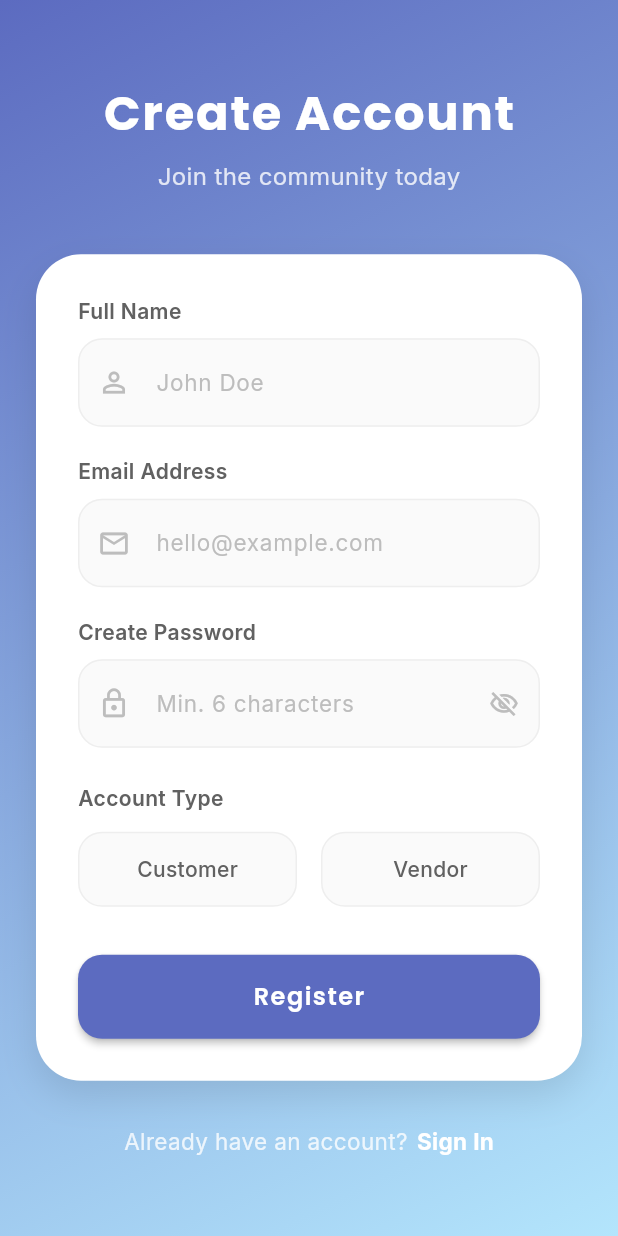
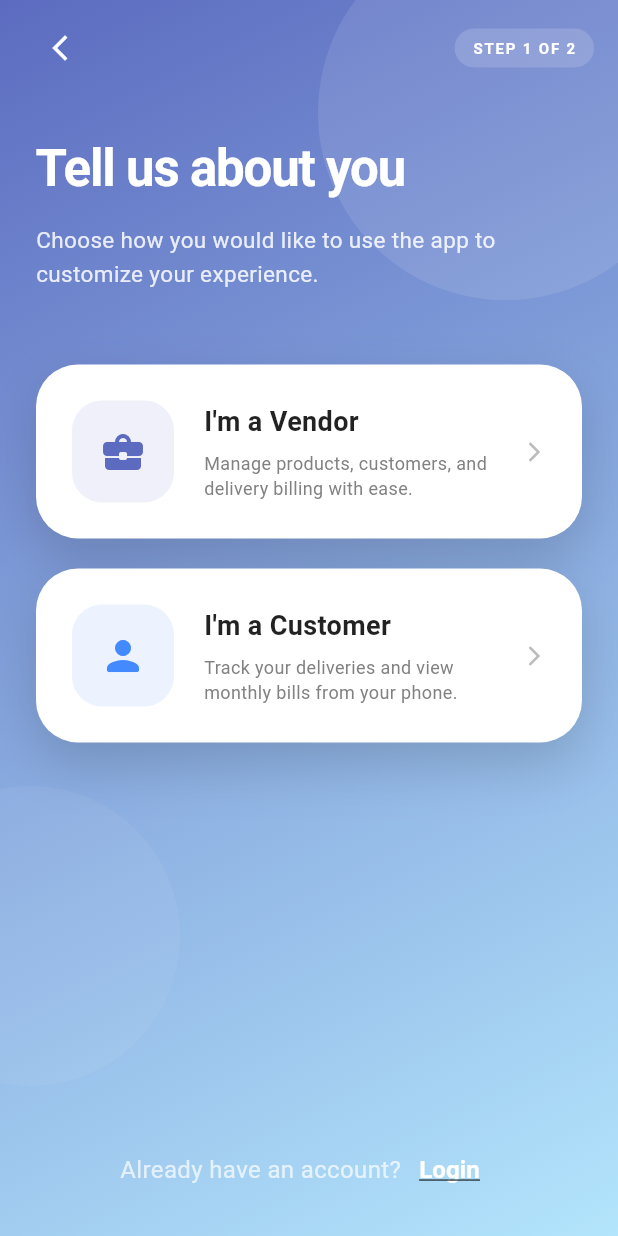
Before and after one commit to jignasa06/daily-delivery-manager, a Flutter app: the screen it shows after launch, after a tap on "Sign In", after a tap on "Sign Up", on a phone screen of 412 x 824 dp. Run offline on Flutter 3.47's test engine with Material 3 defaults, Android fonts, the phone set to English and light mode, and no system bars; our stand-ins replace cloud_firestore, firebase_auth, firebase_core, get, google_fonts; accounts and stored records are empty.

Commit message:
UX/Auth: Implemented immersive Persona-First onboarding with dynamic Signup forms and Business Name support

```diff
--- a/lib/app.dart
+++ b/lib/app.dart
@@ -3,6 +3,7 @@ import 'package:get/get.dart';
 
 import 'features/auth/presentation/screens/login_screen.dart';
 import 'features/auth/presentation/screens/signup_screen.dart';
+import 'features/auth/presentation/screens/role_selection_screen.dart';
 
 import 'features/vendor/dashboard/presentation/screens/dashboard_screen.dart';
 import 'package:p_v_j/features/customer/presentation/screens/customer_main_screen.dart';
@@ -24,6 +25,7 @@ class MyApp extends StatelessWidget {
       initialRoute: '/login',
       getPages: [
         GetPage(name: '/login', page: () => const LoginScreen()),
+        GetPage(name: '/role-selection', page: () => const RoleSelectionScreen()),
         GetPage(name: '/signup', page: () => const SignupScreen()),
         GetPage(name: '/home', page: () => DashboardScreen()),
         GetPage(name: '/customer-home', page: () => const CustomerMainScreen()),
--- a/lib/core/services/auth_service.dart
+++ b/lib/core/services/auth_service.dart
@@ -107,7 +107,13 @@ class AuthService extends GetxService {
     }
   }
 
-  Future<UserCredential?> signUpWithEmail(String email, String password, String name, String role) async {
+  Future<UserCredential?> signUpWithEmail({
+    required String email,
+    required String password,
+    required String name,
+    required String role,
+    String? businessName,
+  }) async {
     _isRegistering = true;
     try {
       // 1. Check for an active invite first (priority)
@@ -137,6 +143,7 @@ class AuthService extends GetxService {
       // 3. Save to global user registry
       await _firestore.collection('users').doc(userCredential.user!.uid).set({
         'name': name,
+        'businessName': businessName ?? name,
         'email': email,
         'role': finalRole,
         'vendorId': vendorId ?? (finalRole == AppStrings.roleAdmin ? userCredential.user!.uid : ''),
@@ -147,7 +154,7 @@ class AuthService extends GetxService {
       // 4. Legacy support: If vendor, also keep the vendor document
       if (finalRole == AppStrings.roleAdmin) {
         await _firestore.collection('vendors').doc(userCredential.user!.uid).set({
-          'name': name,
+          'businessName': businessName ?? name,
           'email': email,
           'role': finalRole,
           'createdAt': FieldValue.serverTimestamp(),
--- a/lib/features/auth/presentation/screens/login_screen.dart
+++ b/lib/features/auth/presentation/screens/login_screen.dart
@@ -192,7 +192,7 @@ class _LoginScreenState extends State<LoginScreen> {
         ),
         const SizedBox(width: 6),
         GestureDetector(
-          onTap: () => Get.offAllNamed('/signup'),
+          onTap: () => Get.toNamed('/role-selection'),
           child: Text(
             AppStrings.linkSignUp,
             style: AppStyles.textLink,
--- /dev/null
+++ b/lib/features/auth/presentation/screens/role_selection_screen.dart
@@ -0,0 +1,234 @@
+import 'package:flutter/material.dart';
+import 'package:get/get.dart';
+import 'package:p_v_j/core/constants/app_colors.dart';
+import 'package:p_v_j/core/constants/app_strings.dart';
+
+class RoleSelectionScreen extends StatelessWidget {
+  const RoleSelectionScreen({super.key});
+
+  @override
+  Widget build(BuildContext context) {
+    return Scaffold(
+      body: Container(
+        width: double.infinity,
+        height: double.infinity,
+        decoration: const BoxDecoration(
+          gradient: AppColors.primaryGradient,
+        ),
+        child: Stack(
+          children: [
+            // Decorative background elements for premium feel
+            Positioned(
+              top: -50,
+              right: -50,
+              child: Container(
+                width: 250,
+                height: 250,
+                decoration: BoxDecoration(
+                  shape: BoxShape.circle,
+                  color: Colors.white.withValues(alpha: 0.1),
+                ),
+              ),
+            ),
+            Positioned(
+              bottom: 100,
+              left: -80,
+              child: Container(
+                width: 200,
+                height: 200,
+                decoration: BoxDecoration(
+                  shape: BoxShape.circle,
+                  color: Colors.white.withValues(alpha: 0.05),
+                ),
+              ),
+            ),
+
+            SafeArea(
+              child: Column(
+                crossAxisAlignment: CrossAxisAlignment.start,
+                children: [
+                  Padding(
+                    padding: const EdgeInsets.symmetric(
+                        horizontal: 16.0, vertical: 8.0),
+                    child: Row(
+                      mainAxisAlignment: MainAxisAlignment.spaceBetween,
+                      children: [
+                        IconButton(
+                          icon: const Icon(Icons.arrow_back_ios_new,
+                              size: 20, color: Colors.white),
+                          onPressed: () => Get.offAllNamed('/login'),
+                        ),
+                        Container(
+                          padding: const EdgeInsets.symmetric(
+                              horizontal: 12, vertical: 6),
+                          decoration: BoxDecoration(
+                            color: Colors.white.withValues(alpha: 0.15),
+                            borderRadius: BorderRadius.circular(20),
+                          ),
+                          child: const Text(
+                            'STEP 1 OF 2',
+                            style: TextStyle(
+                              color: Colors.white,
+                              fontSize: 10,
+                              fontWeight: FontWeight.bold,
+                              letterSpacing: 1.2,
+                            ),
+                          ),
+                        ),
+                      ],
+                    ),
+                  ),
+                  Expanded(
+                    child: Padding(
+                      padding: const EdgeInsets.symmetric(horizontal: 24.0),
+                      child: Column(
+                        crossAxisAlignment: CrossAxisAlignment.start,
+                        children: [
+                          const SizedBox(height: 24),
+                          const Text(
+                            'Tell us about you',
+                            style: TextStyle(
+                              fontSize: 34,
+                              fontWeight: FontWeight.bold,
+                              color: Colors.white,
+                              letterSpacing: -0.8,
+                            ),
+                          ),
+                          const SizedBox(height: 12),
+                          Text(
+                            'Choose how you would like to use the app to customize your experience.',
+                            style: TextStyle(
+                              fontSize: 15,
+                              color: Colors.white.withValues(alpha: 0.85),
+                              height: 1.5,
+                            ),
+                          ),
+                          const SizedBox(height: 48),
+                          _buildRoleCard(
+                            title: 'I\'m a Vendor',
+                            description:
+                                'Manage products, customers, and delivery billing with ease.',
+                            icon: Icons.business_center_rounded,
+                            role: AppStrings.roleAdmin,
+                            accentColor: AppColors.primary,
+                          ),
+                          const SizedBox(height: 20),
+                          _buildRoleCard(
+                            title: 'I\'m a Customer',
+                            description:
+                                'Track your deliveries and view monthly bills from your phone.',
+                            icon: Icons.person_rounded,
+                            role: AppStrings.roleUser,
+                            accentColor: Colors.blueAccent,
+                          ),
+                          const Spacer(),
+                          _buildFooter(),
+                          const SizedBox(height: 20),
+                        ],
+                      ),
+                    ),
+                  ),
+                ],
+              ),
+            ),
+          ],
+        ),
+      ),
+    );
+  }
+
+  Widget _buildRoleCard({
+    required String title,
+    required String description,
+    required IconData icon,
+    required String role,
+    required Color accentColor,
+  }) {
+    return GestureDetector(
+      onTap: () => Get.toNamed('/signup', arguments: {'role': role}),
+      child: Container(
+        padding: const EdgeInsets.all(24),
+        decoration: BoxDecoration(
+          color: Colors.white,
+          borderRadius: BorderRadius.circular(28),
+          boxShadow: [
+            BoxShadow(
+              color: Colors.black.withValues(alpha: 0.15),
+              blurRadius: 30,
+              offset: const Offset(0, 15),
+            )
+          ],
+        ),
+        child: Row(
+          children: [
+            Container(
+              padding: const EdgeInsets.all(18),
+              decoration: BoxDecoration(
+                color: accentColor.withValues(alpha: 0.1),
+                borderRadius: BorderRadius.circular(20),
+              ),
+              child: Icon(icon, color: accentColor, size: 32),
+            ),
+            const SizedBox(width: 20),
+            Expanded(
+              child: Column(
+                crossAxisAlignment: CrossAxisAlignment.start,
+                children: [
+                  Text(
+                    title,
+                    style: const TextStyle(
+                      fontSize: 18,
+                      fontWeight: FontWeight.bold,
+                      color: AppColors.textMain,
+                    ),
+                  ),
+                  const SizedBox(height: 6),
+                  Text(
+                    description,
+                    style: TextStyle(
+                      fontSize: 12,
+                      color: AppColors.textSecondary.withValues(alpha: 0.8),
+                      height: 1.4,
+                    ),
+                  ),
+                ],
+              ),
+            ),
+            const Icon(
+              Icons.arrow_forward_ios_rounded,
+              size: 16,
+              color: AppColors.textHint,
+            ),
+          ],
+        ),
+      ),
+    );
+  }
+
+  Widget _buildFooter() {
+    return Row(
+      mainAxisAlignment: MainAxisAlignment.center,
+      children: [
+        Text(
+          'Already have an account?',
+          style: TextStyle(
+            color: Colors.white.withValues(alpha: 0.7),
+            fontSize: 16,
+          ),
+        ),
+        TextButton(
+          onPressed: () => Get.offAllNamed('/login'),
+          child: const Text(
+            'Login',
+            style: TextStyle(
+              color: Colors.white,
+              fontWeight: FontWeight.bold,
+              fontSize: 16,
+              decoration: TextDecoration.underline,
+            ),
+          ),
+        ),
+      ],
+    );
+  }
+}
--- a/lib/features/auth/presentation/screens/signup_screen.dart
+++ b/lib/features/auth/presentation/screens/signup_screen.dart
@@ -5,9 +5,7 @@ import '../../../../core/utils/snackbar_utils.dart';
 import '../../../../core/constants/app_strings.dart';
 import '../../../../core/constants/app_colors.dart';
 import '../../../../core/constants/app_styles.dart';
-
 import '../../../../core/widgets/common_text_field.dart';
-import '../../../../core/widgets/common_role_selector.dart';
 
 class SignupScreen extends StatefulWidget {
   const SignupScreen({super.key});
@@ -17,29 +15,34 @@ class SignupScreen extends StatefulWidget {
 }
 
 class _SignupScreenState extends State<SignupScreen> {
-  String? role; // No default role
+  late String role;
   final _formKey = GlobalKey<FormState>();
-  TextEditingController nameController = TextEditingController();
-  TextEditingController emailController = TextEditingController();
-  TextEditingController passwordController = TextEditingController();
+  final nameController = TextEditingController();
+  final businessNameController = TextEditingController();
+  final emailController = TextEditingController();
+  final passwordController = TextEditingController();
   bool _isLoading = false;
+
+  @override
+  void initState() {
+    super.initState();
+    // Get role from arguments, fallback to Vendor if missing
+    role = Get.arguments?['role'] ?? AppStrings.roleAdmin;
+  }
 
   void _submit() async {
     if (_formKey.currentState!.validate()) {
-      if (role == null) {
-        SnackbarUtils.showError("Please select your Account Type (Vendor or Customer)");
-        return;
-      }
       setState(() => _isLoading = true);
       final authService = Get.find<AuthService>();
+
       await authService.signUpWithEmail(
-        emailController.text.trim(),
-        passwordController.text.trim(),
-        nameController.text.trim(),
-        role!,
+        email: emailController.text.trim(),
+        password: passwordController.text.trim(),
+        name: nameController.text.trim(),
+        role: role,
+        businessName: role == AppStrings.roleAdmin ? businessNameController.text.trim() : null,
       );
 
-      // AuthService._setInitialScreen will handle role-based redirection
       if (mounted) setState(() => _isLoading = false);
     } else {
       SnackbarUtils.showError(AppStrings.fixErrors);
@@ -55,6 +58,16 @@ class _SignupScreenState extends State<SignupScreen> {
           gradient: AppColors.primaryGradient,
         ),
         child: SafeArea(
+          child: Column(
+            children: [
+              Align(
+                alignment: Alignment.topLeft,
+                child: IconButton(
+                  icon: const Icon(Icons.arrow_back, color: Colors.white),
+                  onPressed: () => Get.back(),
+                ),
+              ),
+              Expanded(
                 child: Center(
                   child: SingleChildScrollView(
                     physics: const BouncingScrollPhysics(),
@@ -67,24 +80,18 @@ class _SignupScreenState extends State<SignupScreen> {
                             AppStrings.signupHeader,
                             style: AppStyles.headerDisplay,
                           ),
-                    const SizedBox(height: 8),
-                    Text(
-                      AppStrings.signupSubheader,
-                      style: AppStyles.subheader,
-                    ),
-                    const SizedBox(height: 40),
-
+                          const SizedBox(height: 32),
                           Container(
-                      padding: const EdgeInsets.all(28),
+                            padding: const EdgeInsets.all(24),
                             decoration: BoxDecoration(
-                        color: AppColors.backgroundWhite,
-                        borderRadius: BorderRadius.circular(30),
+                              color: Colors.white,
+                              borderRadius: BorderRadius.circular(24),
                               boxShadow: [
                                 BoxShadow(
                                   color: Colors.black.withValues(alpha: 0.1),
                                   blurRadius: 20,
                                   offset: const Offset(0, 10),
-                          ),
+                                )
                               ],
                             ),
                             child: Form(
@@ -92,45 +99,57 @@ class _SignupScreenState extends State<SignupScreen> {
                               child: Column(
                                 crossAxisAlignment: CrossAxisAlignment.start,
                                 children: [
-                            _buildLabel(AppStrings.fullNameLabel),
+                                  Row(
+                                    mainAxisAlignment: MainAxisAlignment.spaceBetween,
+                                    children: [
+                                      Expanded(
+                                        child: Text(
+                                          role == AppStrings.roleAdmin ? 'Vendor Registration' : 'Customer Registration',
+                                          style: const TextStyle(fontSize: 18, fontWeight: FontWeight.bold, color: AppColors.primary),
+                                        ),
+                                      ),
+                                      TextButton(
+                                        onPressed: () => Get.back(),
+                                        style: TextButton.styleFrom(padding: EdgeInsets.zero, minimumSize: const Size(50, 30)),
+                                        child: const Text('Change', style: TextStyle(fontSize: 11, color: AppColors.textHint, decoration: TextDecoration.underline)),
+                                      ),
+                                    ],
+                                  ),
                                   const SizedBox(height: 8),
+                                  const Text(
+                                    'Please fill in your details to create your account.',
+                                    style: TextStyle(color: AppColors.textSecondary, fontSize: 13),
+                                  ),
+                                  const SizedBox(height: 32),
                                   CommonTextField(
                                     controller: nameController,
-                              hint: AppStrings.fullNameHint,
+                                    hint: 'Full Name',
                                     icon: Icons.person_outline,
-                              validator: (val) => val == null || val.isEmpty ? AppStrings.requiredField : null,
+                                    validator: (val) => val!.isEmpty ? 'Required' : null,
                                   ),
-                            const SizedBox(height: 20),
-                            _buildLabel(AppStrings.emailLabel),
-                            const SizedBox(height: 8),
+                                  if (role == AppStrings.roleAdmin) ...[
+                                    const SizedBox(height: 16),
+                                    CommonTextField(
+                                      controller: businessNameController,
+                                      hint: 'Business Name',
+                                      icon: Icons.business_outlined,
+                                      validator: (val) => val!.isEmpty ? 'Required' : null,
+                                    ),
+                                  ],
+                                  const SizedBox(height: 16),
                                   CommonTextField(
                                     controller: emailController,
                                     hint: AppStrings.emailHint,
                                     icon: Icons.email_outlined,
-                              validator: (val) {
-                                if (val == null || val.isEmpty) return AppStrings.requiredField;
-                                if (!GetUtils.isEmail(val)) return AppStrings.invalidEmail;
-                                return null;
-                              },
+                                    validator: (val) => GetUtils.isEmail(val!) ? null : 'Invalid Email',
                                   ),
-                            const SizedBox(height: 20),
-                            _buildLabel(AppStrings.createPasswordLabel),
-                            const SizedBox(height: 8),
+                                  const SizedBox(height: 16),
                                   CommonTextField(
                                     controller: passwordController,
                                     hint: AppStrings.createPasswordHint,
                                     icon: Icons.lock_outline,
                                     isPassword: true,
-                              validator: (val) => val != null && val.length >= 6
-                                  ? null
-                                  : AppStrings.passwordTooShort,
-                            ),
-                            const SizedBox(height: 24),
-                            _buildLabel(AppStrings.roleSelectorSignup),
-                            const SizedBox(height: 12),
-                            CommonRoleSelector(
-                              currentRole: role ?? '',
-                              onRoleChanged: (newRole) => setState(() => role = newRole),
+                                    validator: (val) => val!.length >= 6 ? null : 'Min 6 chars',
                                   ),
                                   const SizedBox(height: 32),
                                   _buildSubmitButton(),
@@ -146,14 +165,10 @@ class _SignupScreenState extends State<SignupScreen> {
                   ),
                 ),
               ),
+            ],
           ),
-    );
-  }
-
-  Widget _buildLabel(String text) {
-    return Text(
-      text,
-      style: AppStyles.inputLabel,
+        ),
+      ),
     );
   }
 
```
Lines whose indentation alone changed are shown as unchanged.
